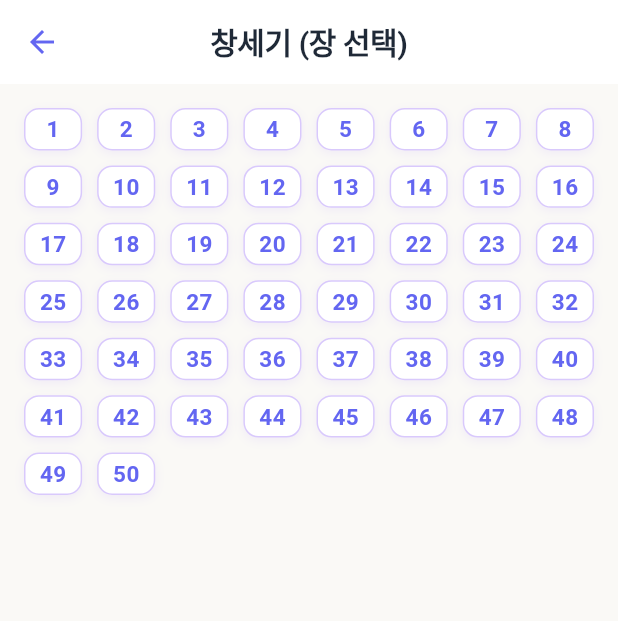
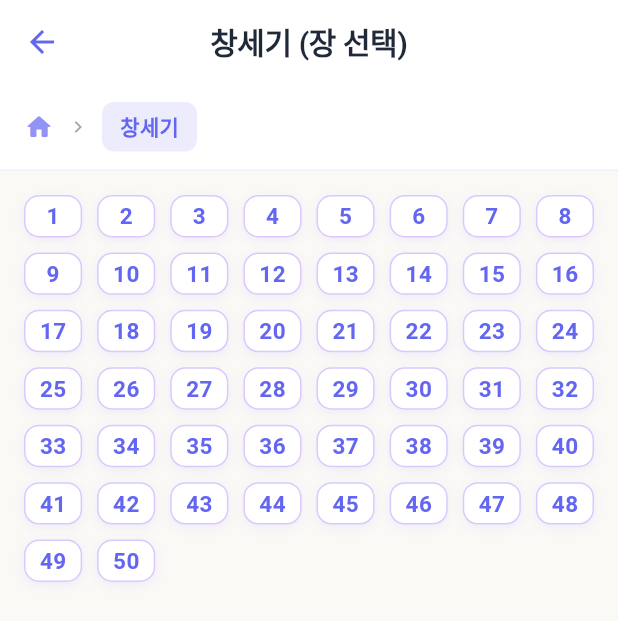
Before and after one commit to alsdud110/easy_bible_app, a Flutter app: the ChapterSelector screen opened directly with sample values from the repository, on a phone screen of 412 x 824 dp. Shown: the top 621 px of the screen. Run offline on Flutter 3.47's test engine with Material 3 defaults, Android fonts, the phone set to English and light mode, and no system bars; our stand-ins replace marquee, shared_preferences; accounts and stored records are empty; Roboto replaces fonts that are missing (Pretendard).

Commit message:
breadcumb Bar 추가

```diff
--- a/lib/screens/bible/chapter_selector.dart
+++ b/lib/screens/bible/chapter_selector.dart
@@ -1,5 +1,6 @@
 import 'package:flutter/material.dart';
 import '../../models/bible_data.dart';
+import '../../widgets/breadcrumb_bar.dart'; // ✅ 추가
 
 class ChapterSelector extends StatelessWidget {
   final BibleData book;
@@ -34,7 +35,23 @@ class ChapterSelector extends StatelessWidget {
         scrolledUnderElevation: theme.appBarTheme.scrolledUnderElevation ?? 0,
         centerTitle: theme.appBarTheme.centerTitle ?? true,
       ),
-      body: GridView.builder(
+      body: Column(
+        children: [
+          BreadcrumbBar(
+            items: [
+              BreadcrumbItem(
+                label: '홈',
+                onTap: onBack,
+              ),
+              BreadcrumbItem(
+                label: book.fullName, // ✅ fullName으로 변경
+                onTap: () {}, // 현재 페이지
+                isActive: true,
+              ),
+            ],
+          ),
+          Expanded(
+            child: GridView.builder(
               padding: const EdgeInsets.all(16),
               gridDelegate: const SliverGridDelegateWithFixedCrossAxisCount(
                 crossAxisCount: 8,
@@ -70,6 +87,9 @@ class ChapterSelector extends StatelessWidget {
                 ),
               ),
             ),
+          ),
+        ],
+      ),
     );
   }
 }
--- /dev/null
+++ b/lib/widgets/breadcrumb_bar.dart
@@ -0,0 +1,105 @@
+import 'package:flutter/material.dart';
+
+// Breadcrumb 위젯
+class BreadcrumbBar extends StatelessWidget {
+  final List<BreadcrumbItem> items;
+  const BreadcrumbBar({
+    super.key,
+    required this.items,
+  });
+
+  @override
+  Widget build(BuildContext context) {
+    final theme = Theme.of(context);
+    final cs = theme.colorScheme;
+    return Container(
+      padding: const EdgeInsets.symmetric(horizontal: 16, vertical: 12),
+      decoration: BoxDecoration(
+        color: cs.surface,
+        border: Border(
+          bottom: BorderSide(
+            color: cs.primary.withOpacity(0.1),
+            width: 1,
+          ),
+        ),
+      ),
+      child: Row(
+        children: [
+          // 홈 아이콘
+          GestureDetector(
+            onTap: items.first.onTap, // ✅ 첫 번째 아이템의 onTap 사용 (변경 없음, 이미 올바름)
+            child: Icon(
+              Icons.home_rounded,
+              color: items.first.isActive
+                  ? cs.primary
+                  : cs.primary.withOpacity(0.7), // ✅ 비활성화 시 투명도 적용
+              size: 20,
+            ),
+          ),
+          const SizedBox(width: 8),
+          // Breadcrumb 아이템들
+          Expanded(
+            child: SingleChildScrollView(
+              scrollDirection: Axis.horizontal,
+              child: Row(
+                children: List.generate(items.length - 1, (index) {
+                  final item = items[index + 1];
+                  return Row(
+                    children: [
+                      Icon(
+                        Icons.chevron_right,
+                        color: cs.onSurface.withOpacity(0.4),
+                        size: 16,
+                      ),
+                      const SizedBox(width: 8),
+                      GestureDetector(
+                        onTap: item.onTap,
+                        child: Container(
+                          padding: const EdgeInsets.symmetric(
+                            horizontal: 12,
+                            vertical: 6,
+                          ),
+                          decoration: BoxDecoration(
+                            color: item.isActive
+                                ? cs.primary.withOpacity(0.12)
+                                : Colors.transparent,
+                            borderRadius: BorderRadius.circular(8),
+                          ),
+                          child: Text(
+                            item.label,
+                            style: TextStyle(
+                              color: item.isActive
+                                  ? cs.primary
+                                  : cs.onSurface.withOpacity(0.7),
+                              fontWeight: item.isActive
+                                  ? FontWeight.w700
+                                  : FontWeight.w600,
+                              fontSize: 14,
+                            ),
+                          ),
+                        ),
+                      ),
+                      const SizedBox(width: 8),
+                    ],
+                  );
+                }),
+              ),
+            ),
+          ),
+        ],
+      ),
+    );
+  }
+}
+
+class BreadcrumbItem {
+  final String label;
+  final VoidCallback? onTap;
+  final bool isActive;
+
+  BreadcrumbItem({
+    required this.label,
+    this.onTap,
+    this.isActive = false,
+  });
+}
```
Also changed, not shown: lib/screens/bible/bible_home_screen.dart (+25 -3 lines), lib/screens/bible/verse_list_view.dart (+51 -7 lines), lib/screens/bible/verse_selector.dart (+41 -3 lines). Lines whose indentation alone changed are shown as unchanged.
